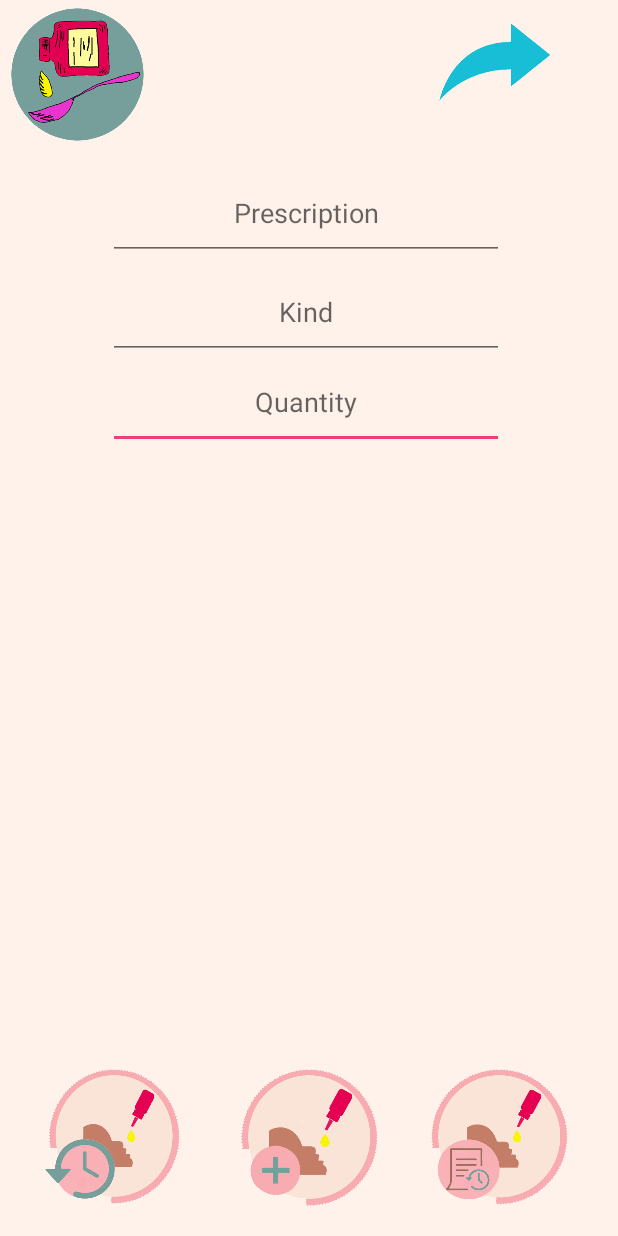
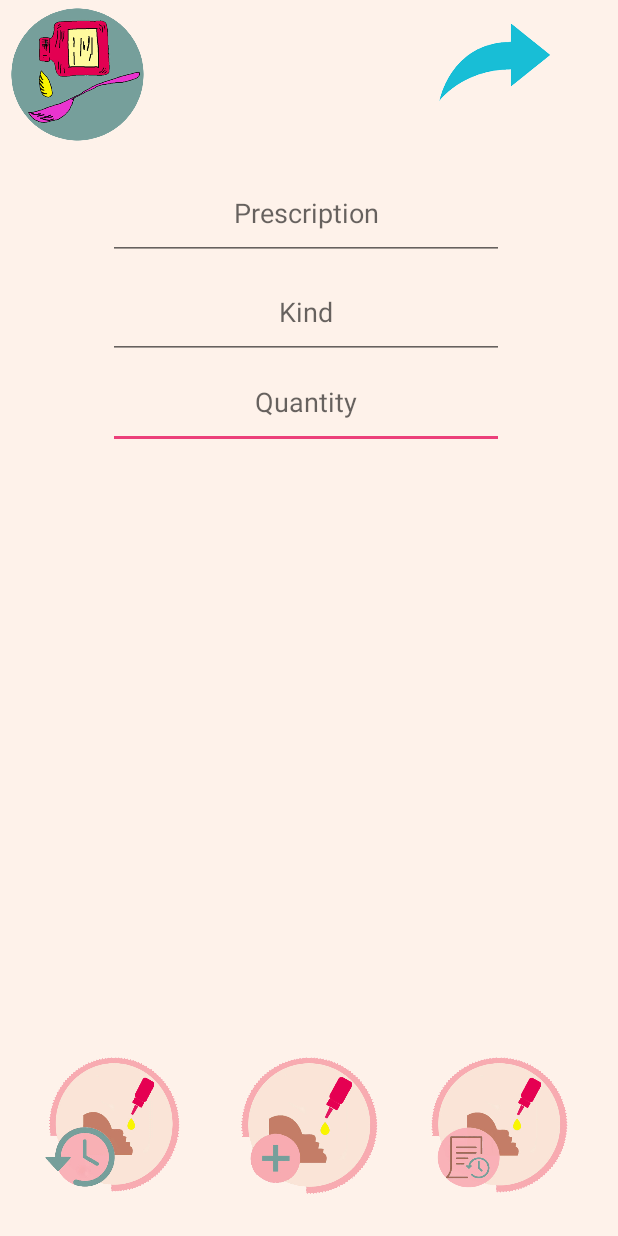
Before and after one commit to bontsdivina/CC107_Sat7301230Group1, an Android app: the Medicine screen opened directly, with no data from a screen before it, on a phone screen of 412 x 824 dp. Run offline under Robolectric (Android 15) with nearby library versions, the phone set to English and light mode, and no system bars; our stand-ins replace Volley; network calls fail.

Commit message:
guidelines

```diff
--- a/Group1_PROJECT/ANDROID/app/src/main/res/layout/activity_eating.xml
+++ b/Group1_PROJECT/ANDROID/app/src/main/res/layout/activity_eating.xml
@@ -123,7 +123,7 @@
         android:layout_width="wrap_content"
         android:layout_height="wrap_content"
         android:orientation="horizontal"
-        app:layout_constraintGuide_end="14dp" />
+        app:layout_constraintGuide_percent="0.98" />
 
     <ListView
         android:id="@+id/myListView"
--- a/Group1_PROJECT/ANDROID/app/src/main/res/layout/activity_medicine.xml
+++ b/Group1_PROJECT/ANDROID/app/src/main/res/layout/activity_medicine.xml
@@ -104,8 +104,7 @@
         android:layout_width="wrap_content"
         android:layout_height="wrap_content"
         android:orientation="horizontal"
-        app:layout_constraintGuide_end="20dp"
-        app:layout_constraintGuide_percent="1" />
+        app:layout_constraintGuide_percent="0.99" />
 
     <EditText
         android:id="@+id/etPrescription"
--- a/Group1_PROJECT/ANDROID/app/src/main/res/layout/activity_sleep.xml
+++ b/Group1_PROJECT/ANDROID/app/src/main/res/layout/activity_sleep.xml
@@ -102,7 +102,7 @@
         android:layout_width="wrap_content"
         android:layout_height="wrap_content"
         android:orientation="horizontal"
-        app:layout_constraintGuide_end="14dp" />
+        app:layout_constraintGuide_percent="0.98" />
 
     <androidx.constraintlayout.widget.Guideline
         android:id="@+id/guideline13"
--- a/Group1_PROJECT/ANDROID/app/src/main/res/layout/activity_vaccine.xml
+++ b/Group1_PROJECT/ANDROID/app/src/main/res/layout/activity_vaccine.xml
@@ -101,7 +101,7 @@
         android:layout_width="wrap_content"
         android:layout_height="wrap_content"
         android:orientation="horizontal"
-        app:layout_constraintGuide_end="14dp" />
+        app:layout_constraintGuide_percent="0.98" />
 
     <androidx.constraintlayout.widget.Guideline
         android:id="@+id/guideline14"
```
